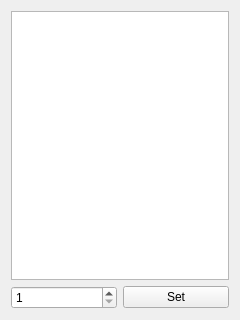
Qt form src/StarRPGEditor/StarRPGEditor/database_list_view.ui (wasedaigo/star-rpg-editor) before a commit.
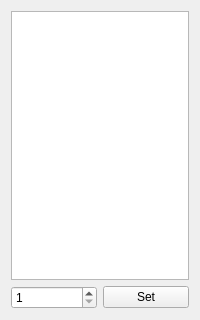
The same form after that commit.

```diff
--- a/src/StarRPGEditor/StarRPGEditor/database_list_view.ui
+++ b/src/StarRPGEditor/StarRPGEditor/database_list_view.ui
@@ -6,7 +6,7 @@
    <rect>
     <x>0</x>
     <y>0</y>
-    <width>240</width>
+    <width>200</width>
     <height>320</height>
    </rect>
   </property>
@@ -18,7 +18,7 @@
   </property>
   <property name="minimumSize">
    <size>
-    <width>240</width>
+    <width>200</width>
     <height>320</height>
    </size>
   </property>
```
